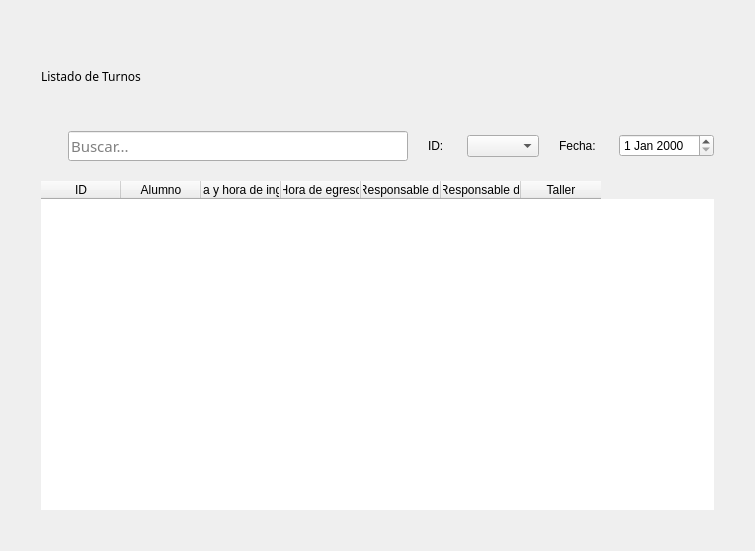
Above: blustock/ui/screens_uis/turnos.ui from MaxAPBusiness/Blustock before the change. Below: the same form after it.
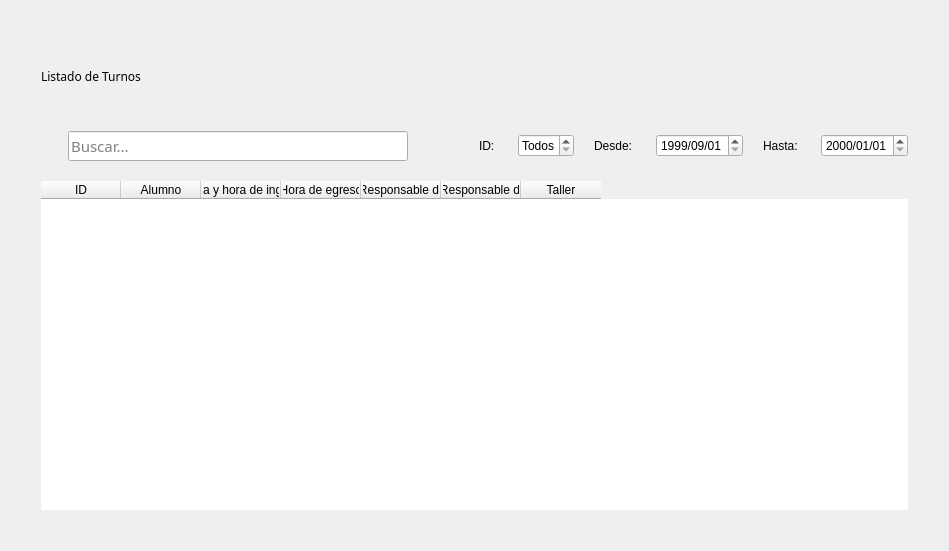
That is the form after the change. Icons and pictures are not drawn.

Commit message: Añadi un filtro id a la pantalla turnos.

Diff of the .ui file:
```diff
--- a/blustock/ui/screens_uis/turnos.ui
+++ b/blustock/ui/screens_uis/turnos.ui
@@ -6,7 +6,7 @@
    <rect>
     <x>0</x>
     <y>0</y>
-    <width>746</width>
+    <width>949</width>
     <height>551</height>
    </rect>
   </property>
@@ -129,17 +129,72 @@
         </widget>
        </item>
        <item>
-        <widget class="QComboBox" name="comboBox"/>
+        <widget class="QSpinBox" name="nId">
+         <property name="specialValueText">
+          <string>Todos</string>
+         </property>
+         <property name="suffix">
+          <string/>
+         </property>
+         <property name="prefix">
+          <string>#</string>
+         </property>
+         <property name="value">
+          <number>0</number>
+         </property>
+        </widget>
        </item>
        <item>
         <widget class="QLabel" name="label_4">
          <property name="text">
-          <string>Fecha: </string>
+          <string>Desde: </string>
          </property>
         </widget>
        </item>
        <item>
-        <widget class="QDateEdit" name="dateEdit"/>
+        <widget class="QDateEdit" name="desdeFecha">
+         <property name="dateTime">
+          <datetime>
+           <hour>0</hour>
+           <minute>0</minute>
+           <second>0</second>
+           <year>1999</year>
+           <month>9</month>
+           <day>1</day>
+          </datetime>
+         </property>
+         <property name="minimumDate">
+          <date>
+           <year>1999</year>
+           <month>9</month>
+           <day>1</day>
+          </date>
+         </property>
+         <property name="displayFormat">
+          <string>yyyy/MM/dd</string>
+         </property>
+        </widget>
+       </item>
+       <item>
+        <widget class="QLabel" name="label_5">
+         <property name="text">
+          <string>Hasta: </string>
+         </property>
+        </widget>
+       </item>
+       <item>
+        <widget class="QDateEdit" name="hastaFecha">
+         <property name="minimumDate">
+          <date>
+           <year>1999</year>
+           <month>9</month>
+           <day>1</day>
+          </date>
+         </property>
+         <property name="displayFormat">
+          <string>yyyy/MM/dd</string>
+         </property>
+        </widget>
        </item>
        <item>
         <layout class="QHBoxLayout" name="horizontalLayout_3"/>
```
The commit also changes 2 other files.
